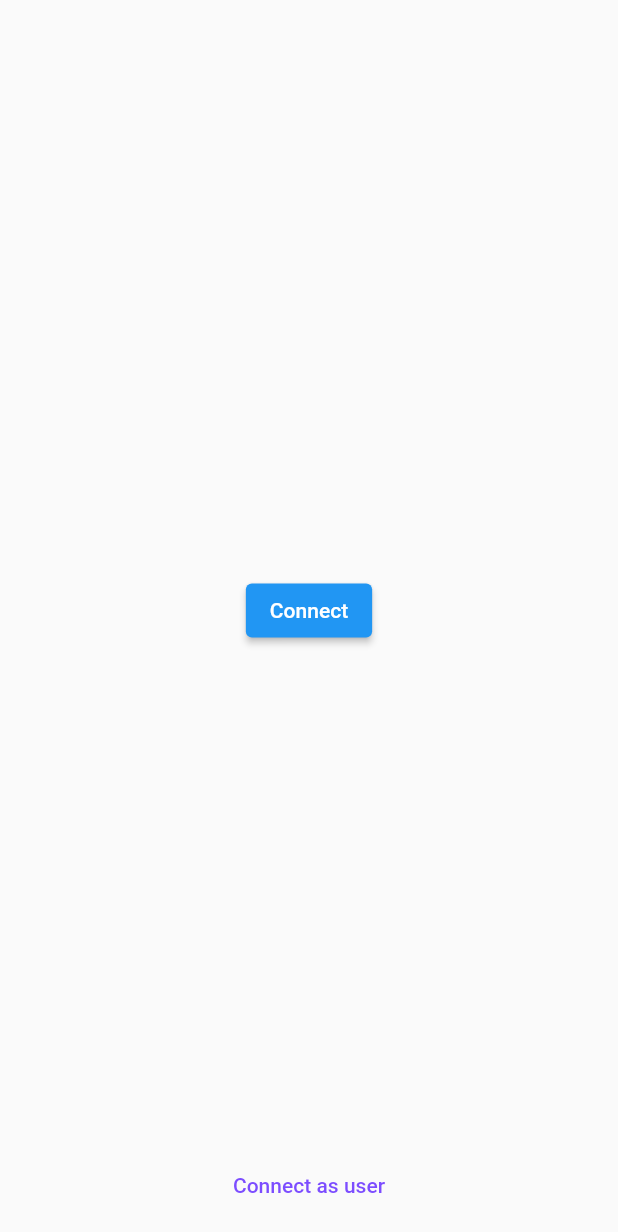
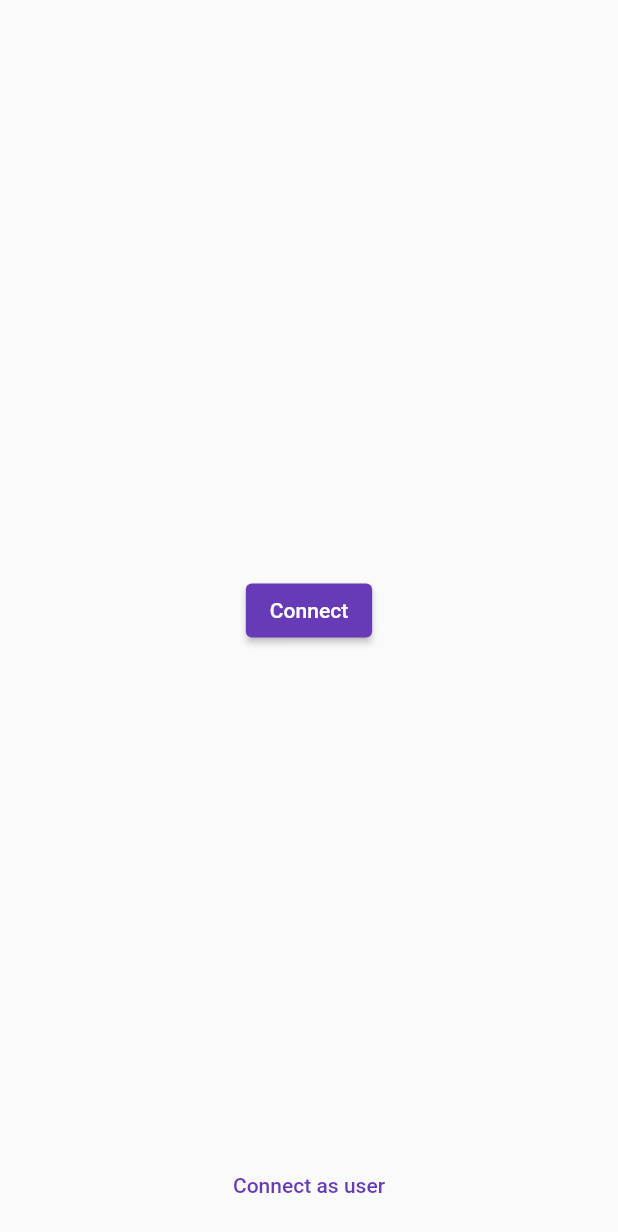
Before and after one commit to MKondakova/FlatterAppWithMQTT, a Flutter app: the screen it shows after launch, after a tap on "Connect as device", on a phone screen of 412 x 824 dp. Shown: the top 1232 px of the screen. Run offline on Flutter 3.47's test engine with Material 2 defaults, Android fonts, the phone set to English and light mode, and no system bars; our stand-ins replace flutter_form_builder; missing offline and left inert: mqtt_client.

Commit message:
изменена тема

```diff
--- a/client/lib/connect_device_page.dart
+++ b/client/lib/connect_device_page.dart
@@ -24,8 +24,7 @@ class ConnectDevicePage extends StatelessWidget {
                     Navigator.pushNamed(context, '/login');
                   },
                   child: const Text(
-                    'Connect as user',
-                    style: TextStyle(color: Colors.deepPurpleAccent),
+                    'Connect as user'
                   ),
                 ),
               )
--- a/client/lib/login_page.dart
+++ b/client/lib/login_page.dart
@@ -172,8 +172,7 @@ class _LoginPageWidgetState extends State<LoginPageWidget> {
                   Navigator.pushNamed(context, '/device-connect');
                 },
                 child: const Text(
-                  'Connect as device',
-                  style: TextStyle(color: Colors.blueAccent),
+                  'Connect as device'
                 ),
               ),
             ),
--- a/client/lib/main.dart
+++ b/client/lib/main.dart
@@ -13,12 +13,14 @@ void main() {
       title: 'Named Routes Demo',
       // Start the app with the "/" named route. In this case, the app starts
       // on the FirstScreen widget.
+      theme: ThemeData(
+        primarySwatch: Colors.deepPurple,
+      ),
       initialRoute: '/',
       routes: {
         // When navigating to the "/" route, build the FirstScreen widget.
         '/': (context) => const LoginPage(),
         '/login': (context) => const LoginPage(),
-        // When navigating to the "/second" route, build the SecondScreen widget.
         '/sign-up': (context) => const SignupPage(),
         '/devices-list': (context) => const DevicesList(),
         '/device-connect': (context) => const ConnectDevicePage(),
```
